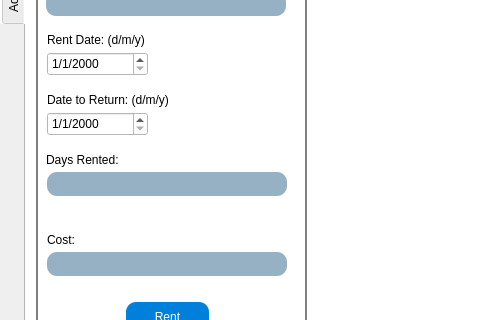
This is CarRent/mainscreen.ui in Mani-SSH/Car_Rental as Qt 5 draws it before an edit; both pictures show x 0 to 480 and y 160 to 480 of the 1366 by 720 pixel window. The edited form follows.
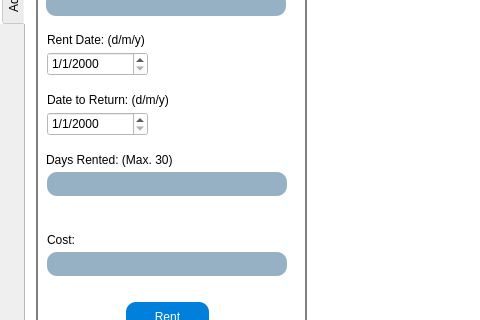
This is the edited form.

What changed in the file:
```diff
--- a/CarRent/mainscreen.ui
+++ b/CarRent/mainscreen.ui
@@ -259,7 +259,7 @@
         <rect>
          <x>10</x>
          <y>310</y>
-         <width>111</width>
+         <width>201</width>
          <height>16</height>
         </rect>
        </property>
@@ -267,7 +267,7 @@
         <string notr="true">font: 10pt &quot;Gotham&quot;;</string>
        </property>
        <property name="text">
-        <string>Days Rented:</string>
+        <string>Days Rented: (Max. 30)</string>
        </property>
       </widget>
       <widget class="QLabel" name="label_22">
```
Left out of the diff: 2 changed lines with no effect on the pictures.
